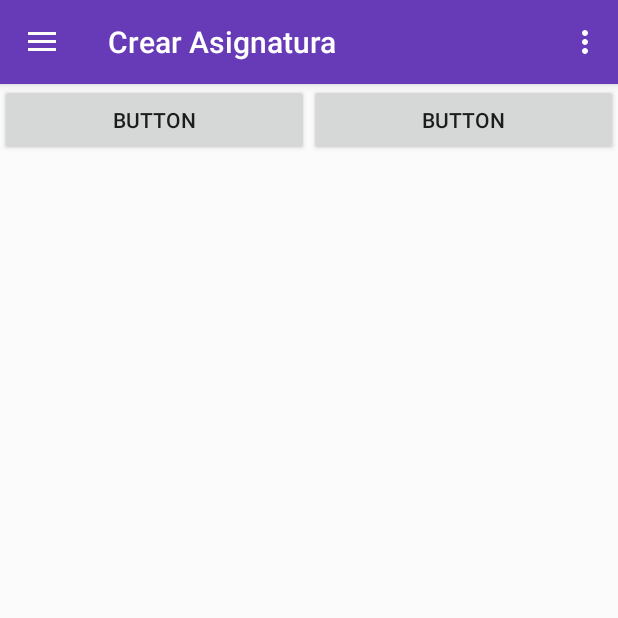
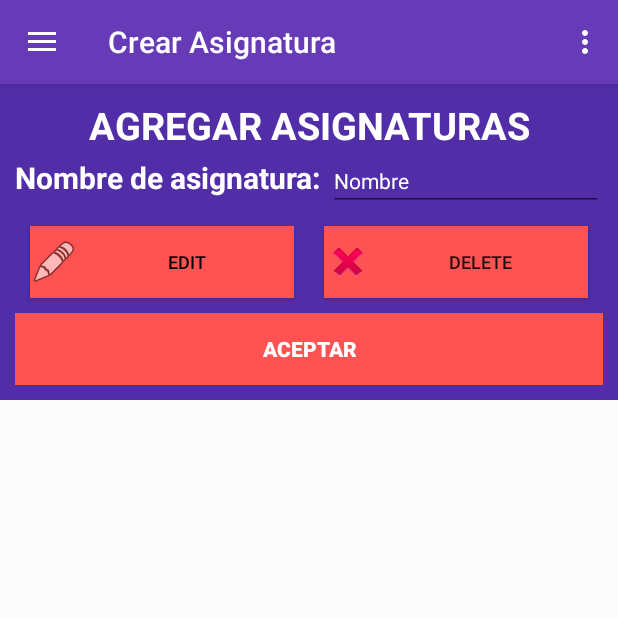
Before and after one commit to lscantillo/ProjectMidSem-master, an Android app: the CreateSubject screen opened directly, with no data from a screen before it, on a phone screen of 412 x 824 dp, the top half of it. Run offline under Robolectric (Android 15) with nearby library versions, the phone set to English and light mode, and no system bars.

Commit message:
Modificando para agregar sub-actividades en los items.

```diff
--- a/app/src/main/java/com/uninorte/projectmidsem/MainActivity.java
+++ b/app/src/main/java/com/uninorte/projectmidsem/MainActivity.java
@@ -49,7 +49,7 @@ public class MainActivity extends AppCompatActivity  {
         super.onCreate(savedInstanceState);
         setContentView(R.layout.activity_main);
 
-        frameLayout = (FrameLayout)findViewById(R.id.principal);
+        frameLayout = (FrameLayout) findViewById(R.id.principal);
         expandableList = (ExpandableListView) findViewById(R.id.navigation_menu);
 
         prepareListData();
--- a/app/src/main/java/com/uninorte/projectmidsem/rubricas.java
+++ b/app/src/main/java/com/uninorte/projectmidsem/rubricas.java
@@ -30,12 +30,12 @@ public class rubricas extends MainActivity {
             @Override
             public void onClick(View view) {
 
-                SQLiteDatabase sqLiteDatabase= rubricasdb.getWritableDatabase();
+                /*SQLiteDatabase sqLiteDatabase= rubricasdb.getWritableDatabase();
                 ContentValues values = new ContentValues();
                 values.put(dbrubricas.FeedEntry.TABLE_NAME,etnombreRub.getText().toString());
                 values.put(dbrubricas.FeedEntry.COLUMN_NAME_CATEGORIAS,etnumcat.getText().toString());
                 long newRowId = sqLiteDatabase.insert(dbrubricas.FeedEntry.TABLE_NAME,dbrubricas.FeedEntry.TABLE_NAME,values);
-                Toast.makeText(getApplicationContext(),"Se guardó el dato: "+ newRowId,Toast.LENGTH_LONG).show();
+                Toast.makeText(getApplicationContext(),"Se guardó el dato: "+ newRowId,Toast.LENGTH_LONG).show();*/
                 Intent rub = new Intent(rubricas.this, categorias.class);
                 startActivity(rub);
             }
--- a/app/src/main/res/layout/activity_create_subject.xml
+++ b/app/src/main/res/layout/activity_create_subject.xml
@@ -1,42 +1,104 @@
 <?xml version="1.0" encoding="utf-8"?>
-<android.support.design.widget.CoordinatorLayout
+<LinearLayout
     xmlns:android="http://schemas.android.com/apk/res/android"
     xmlns:app="http://schemas.android.com/apk/res-auto"
     xmlns:tools="http://schemas.android.com/tools"
-    android:id="@+id/activity_create_subject"
     android:layout_width="match_parent"
     android:layout_height="match_parent"
-    android:background="@color/colorMainBackground"
+    android:background="@color/colorPrimaryDark"
     tools:context="com.uninorte.projectmidsem.CreateSubject"
     android:orientation="horizontal">
-
-
 
 
     <!--<include-->
     <!--layout="@layout/activity_main"-->
     <!--android:layout_width="match_parent"-->
     <!--android:layout_height="match_parent" />-->
+    <LinearLayout
+        android:layout_width="match_parent"
+        android:layout_height="match_parent"
+        android:layout_margin="10dp"
+        android:orientation="vertical">
 
+        <TextView
+            android:id="@+id/textView3"
+            android:layout_width="match_parent"
+            android:layout_height="wrap_content"
+
+
+            android:text="AGREGAR ASIGNATURAS"
+            android:textAlignment="center"
+            android:textColor="#FFF"
+            android:textSize="25sp"
+            android:textStyle="bold" />
 
         <LinearLayout
             android:layout_width="match_parent"
-        android:layout_height="match_parent"
+            android:layout_height="wrap_content"
+            android:orientation="horizontal">
+
+            <TextView
+                android:id="@+id/textView7"
+                android:layout_width="wrap_content"
+                android:layout_height="wrap_content"
+                android:text="Nombre de asignatura: "
+                android:textColor="#FFF"
+                android:textSize="20sp"
+                android:textStyle="bold" />
+
+            <EditText
+                android:id="@+id/nombrerubrica"
+                android:layout_width="match_parent"
+                android:layout_height="40dp"
+                android:hint="Nombre"
+                android:textColor="@color/colorAccent"
+                android:textColorHint="#FFF"
+                android:textSize="14sp" />
+
+        </LinearLayout>
+
+        <LinearLayout
+            android:layout_width="match_parent"
+            android:layout_height="wrap_content"
             android:orientation="horizontal">
 
             <Button
-            android:id="@+id/button4"
+                android:id="@+id/btnEditAsg"
                 android:layout_width="wrap_content"
-            android:layout_height="match_parent"
+                android:layout_height="wrap_content"
+                android:layout_margin="10dp"
                 android:layout_weight="1"
-            android:text="Button" />
+                android:background="@color/colorAccent"
+                android:drawableLeft="@android:drawable/ic_menu_edit"
+                android:text="EDIT"
+                android:textAlignment="center"
+                android:textColor="@android:color/black"
+                android:textSize="12sp" />
 
             <Button
-            android:id="@+id/button3"
+                android:id="@+id/btnDeleteAsg"
                 android:layout_width="wrap_content"
                 android:layout_height="wrap_content"
+                android:layout_margin="10dp"
                 android:layout_weight="1"
-            android:text="Button" />
+                android:background="@color/colorAccent"
+                android:drawableLeft="@android:drawable/ic_delete"
+                android:text="DELETE"
+                android:textSize="12sp" />
         </LinearLayout>
 
-</android.support.design.widget.CoordinatorLayout>
+        <Button
+            android:id="@+id/btnAceptarAsign"
+            android:layout_width="match_parent"
+            android:layout_height="wrap_content"
+            android:background="@color/colorAccent"
+            android:text="Aceptar"
+            android:textColor="#FFF"
+            android:textStyle="bold"
+
+            />
+
+    </LinearLayout>
+
+
+</LinearLayout>
--- a/app/src/main/res/layout/activity_main.xml
+++ b/app/src/main/res/layout/activity_main.xml
@@ -14,6 +14,11 @@
         layout="@layout/app_bar_main"
         android:layout_width="match_parent"
         android:layout_height="match_parent" />
+
+    <!--<include-->
+        <!--layout="@layout/content_main"-->
+        <!--android:layout_width="match_parent"-->
+        <!--android:layout_height="match_parent" />-->
 
     <android.support.design.widget.NavigationView
         android:id="@+id/nav_view"
```
Also changed, not shown: app/src/main/java/com/uninorte/projectmidsem/categorias.java (+52 -1 lines), app/src/main/res/layout/activity_categorias.xml (+17 -1 lines), app/src/main/res/layout/content_main.xml (+14 -1 lines). Lines whose indentation alone changed are shown as unchanged.
